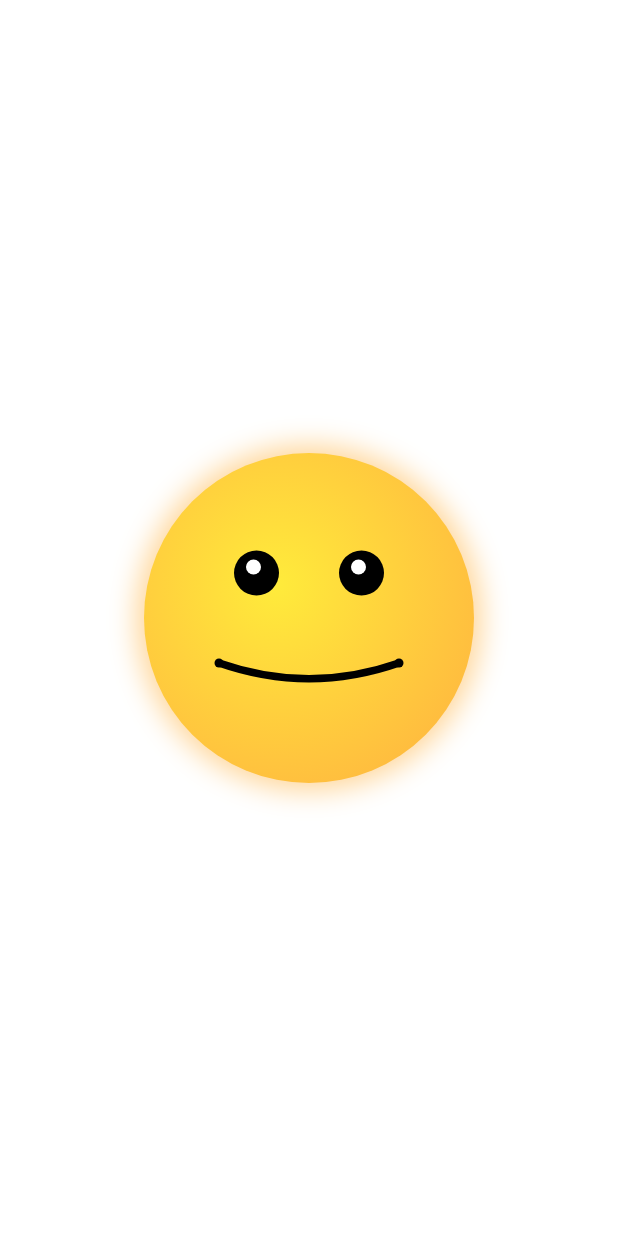
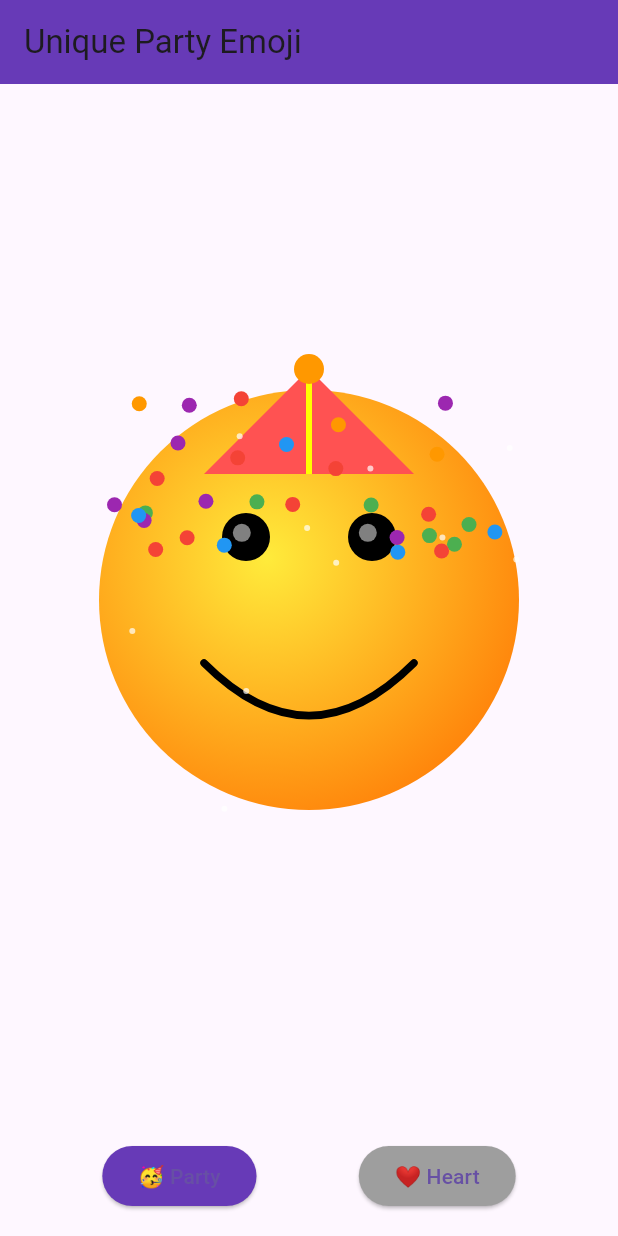
Before and after one commit to Lavanyathangaraj/mad_inclass_activity_4, a Flutter app: the screen it shows after launch, on a phone screen of 412 x 824 dp. Run offline on Flutter 3.47's test engine with Material 3 defaults, Android fonts, the phone set to English and light mode, and no system bars.

Commit message:
emoji selection

```diff
--- a/lib/main.dart
+++ b/lib/main.dart
@@ -1,4 +1,5 @@
 import 'package:flutter/material.dart';
+import 'dart:math';
 
 void main() {
   runApp(const MyApp());
@@ -11,134 +12,175 @@ class MyApp extends StatelessWidget {
   Widget build(BuildContext context) {
     return MaterialApp(
       debugShowCheckedModeBanner: false,
-      home: Scaffold(
-        backgroundColor: Colors.white,
-        body: const Center(
-          child: UniqueSmiley(),
-        ),
-      ),
+      title: 'Advanced Party Emoji',
+      home: const EmojiDrawingScreen(),
     );
   }
 }
 
-class UniqueSmiley extends StatelessWidget {
-  const UniqueSmiley({super.key});
+class EmojiDrawingScreen extends StatefulWidget {
+  const EmojiDrawingScreen({super.key});
+
+  @override
+  State<EmojiDrawingScreen> createState() => _EmojiDrawingScreenState();
+}
+
+class _EmojiDrawingScreenState extends State<EmojiDrawingScreen> {
+  String selectedEmoji = 'party'; // Default emoji
 
   @override
   Widget build(BuildContext context) {
-    return Container(
-      width: 220,
-      height: 220,
-      decoration: BoxDecoration(
-        shape: BoxShape.circle,
-        gradient: const RadialGradient(
-          colors: [Colors.yellow, Colors.orangeAccent],
-          center: Alignment(-0.2, -0.2),
-          radius: 0.9,
-        ),
-        boxShadow: [
-          BoxShadow(
-            color: Colors.orange.withOpacity(0.4),
-            spreadRadius: 5,
-            blurRadius: 15,
-          )
-        ],
+    return Scaffold(
+      appBar: AppBar(
+        title: const Text('Unique Party Emoji'),
+        backgroundColor: Colors.deepPurple,
       ),
-      child: Stack(
+      body: Column(
         children: [
-          Positioned(
-            left: 60,
-            top: 65,
-            child: Stack(
-              children: [
-                Container(
-                  width: 30,
-                  height: 30,
-                  decoration: const BoxDecoration(
-                    color: Colors.black,
-                    shape: BoxShape.circle,
-                  ),
+          Expanded(
+            child: Center(
+              child: SizedBox(
+                width: 280,
+                height: 280,
+                child: CustomPaint(
+                  painter: EmojiPainter(selectedEmoji),
                 ),
-                Positioned(
-                  left: 8,
-                  top: 6,
-                  child: Container(
-                    width: 10,
-                    height: 10,
-                    decoration: const BoxDecoration(
-                      color: Colors.white,
-                      shape: BoxShape.circle,
-                    ),
-                  ),
-                ),
-              ],
+              ),
             ),
           ),
-          Positioned(
-            right: 60,
-            top: 65,
-            child: Stack(
+          Padding(
+            padding: const EdgeInsets.symmetric(vertical: 16.0),
+            child: Row(
+              mainAxisAlignment: MainAxisAlignment.spaceEvenly,
               children: [
-                Container(
-                  width: 30,
-                  height: 30,
-                  decoration: const BoxDecoration(
-                    color: Colors.black,
-                    shape: BoxShape.circle,
-                  ),
-                ),
-                Positioned(
-                  left: 8,
-                  top: 6,
-                  child: Container(
-                    width: 10,
-                    height: 10,
-                    decoration: const BoxDecoration(
-                      color: Colors.white,
-                      shape: BoxShape.circle,
-                    ),
-                  ),
-                ),
+                emojiButton('party', '🥳 Party'),
+                emojiButton('heart', '❤️ Heart'),
               ],
-            ),
-          ),
-          Positioned(
-            bottom: 50,
-            left: 50,
-            child: SizedBox(
-              width: 120,
-              height: 60,
-              child: CustomPaint(
-                painter: ShortSmilePainter(),
-              ),
             ),
           ),
         ],
       ),
     );
   }
+
+  Widget emojiButton(String name, String label) {
+    return ElevatedButton(
+      onPressed: () {
+        setState(() {
+          selectedEmoji = name;
+        });
+      },
+      style: ElevatedButton.styleFrom(
+        backgroundColor: selectedEmoji == name ? Colors.deepPurple : Colors.grey,
+      ),
+      child: Text(label),
+    );
+  }
 }
 
-class ShortSmilePainter extends CustomPainter {
+class EmojiPainter extends CustomPainter {
+  final String emojiType;
+  EmojiPainter(this.emojiType);
+
+  final Random random = Random();
+
   @override
   void paint(Canvas canvas, Size size) {
-    final paint = Paint()
+    switch (emojiType) {
+      case 'party':
+        drawAdvancedPartyFace(canvas, size);
+        break;
+      case 'heart':
+        drawHeart(canvas, size);
+        break;
+      default:
+        drawAdvancedPartyFace(canvas, size);
+    }
+  }
+
+  void drawAdvancedPartyFace(Canvas canvas, Size size) {
+    final center = Offset(size.width / 2, size.height / 2);
+    final faceRadius = size.width / 2;
+
+    // Gradient face
+    final facePaint = Paint()
+      ..shader = RadialGradient(
+        colors: [Colors.yellow, Colors.orangeAccent.shade700],
+        center: Alignment(-0.2, -0.2),
+        radius: 0.8,
+      ).createShader(Rect.fromCircle(center: center, radius: faceRadius));
+    canvas.drawCircle(center, faceRadius, facePaint);
+
+    // Eyes
+    final eyePaint = Paint()..color = Colors.black;
+    final eyeGlowPaint = Paint()..color = Colors.white.withOpacity(0.5);
+    canvas.drawCircle(Offset(size.width * 0.35, size.height * 0.35), 16, eyePaint);
+    canvas.drawCircle(Offset(size.width * 0.65, size.height * 0.35), 16, eyePaint);
+    canvas.drawCircle(Offset(size.width * 0.34, size.height * 0.34), 6, eyeGlowPaint);
+    canvas.drawCircle(Offset(size.width * 0.64, size.height * 0.34), 6, eyeGlowPaint);
+
+    // Big cheerful mouth
+    final mouthPaint = Paint()
       ..color = Colors.black
       ..style = PaintingStyle.stroke
       ..strokeWidth = 5
       ..strokeCap = StrokeCap.round;
+    final path = Path();
+    path.moveTo(size.width * 0.25, size.height * 0.65);
+    path.quadraticBezierTo(size.width / 2, size.height * 0.9, size.width * 0.75, size.height * 0.65);
+    canvas.drawPath(path, mouthPaint);
 
-    final path = Path();
-    path.moveTo(0, size.height * 0.5);
-    path.quadraticBezierTo(
-        size.width / 2, size.height * 0.85, size.width, size.height * 0.5);
+    // Party hat (above the smiley)
+    final hatPaint = Paint()..color = Colors.redAccent;
+    final hatPath = Path();
+    hatPath.moveTo(center.dx, size.height * -0.05); // top above face
+    hatPath.lineTo(size.width * 0.25, size.height * 0.2);
+    hatPath.lineTo(size.width * 0.75, size.height * 0.2);
+    hatPath.close();
+    canvas.drawPath(hatPath, hatPaint);
+
+    // Hat stripe
+    final stripePaint = Paint()..color = Colors.yellowAccent..strokeWidth = 4;
+    canvas.drawLine(Offset(center.dx, size.height * -0.05), Offset(center.dx, size.height * 0.2), stripePaint);
+
+    // Hat pom-pom
+    final pomPomPaint = Paint()..color = Colors.orange;
+    canvas.drawCircle(Offset(center.dx, size.height * -0.05), 10, pomPomPaint);
+
+    // Dynamic confetti
+    final confettiColors = [Colors.red, Colors.green, Colors.blue, Colors.purple, Colors.orange];
+    for (int i = 0; i < 30; i++) {
+      double x = random.nextDouble() * size.width;
+      double y = random.nextDouble() * size.height * 0.4;
+      canvas.drawCircle(Offset(x, y), 5, Paint()..color = confettiColors[random.nextInt(confettiColors.length)]);
+    }
+
+    // Optional sparkles
+    for (int i = 0; i < 10; i++) {
+      double x = random.nextDouble() * size.width;
+      double y = random.nextDouble() * size.height;
+      canvas.drawCircle(Offset(x, y), 2, Paint()..color = Colors.white.withOpacity(0.7));
+    }
+  }
+
+  void drawHeart(Canvas canvas, Size size) {
+    final paint = Paint()..color = Colors.red;
+
+    Path path = Path();
+    path.moveTo(size.width / 2, size.height * 0.7);
+    path.cubicTo(
+      size.width * 0.1, size.height * 0.5,
+      size.width * 0.3, size.height * 0.1,
+      size.width / 2, size.height * 0.3,
+    );
+    path.cubicTo(
+      size.width * 0.7, size.height * 0.1,
+      size.width * 0.9, size.height * 0.5,
+      size.width / 2, size.height * 0.7,
+    );
     canvas.drawPath(path, paint);
-
-    final dimplePaint = Paint()..color = Colors.black;
-    canvas.drawCircle(Offset(0, size.height * 0.5), 3, dimplePaint);
-    canvas.drawCircle(Offset(size.width, size.height * 0.5), 3, dimplePaint);
   }
 
   @override
-  bool shouldRepaint(covariant CustomPainter oldDelegate) => false;
+  bool shouldRepaint(covariant CustomPainter oldDelegate) => true;
 }
```
